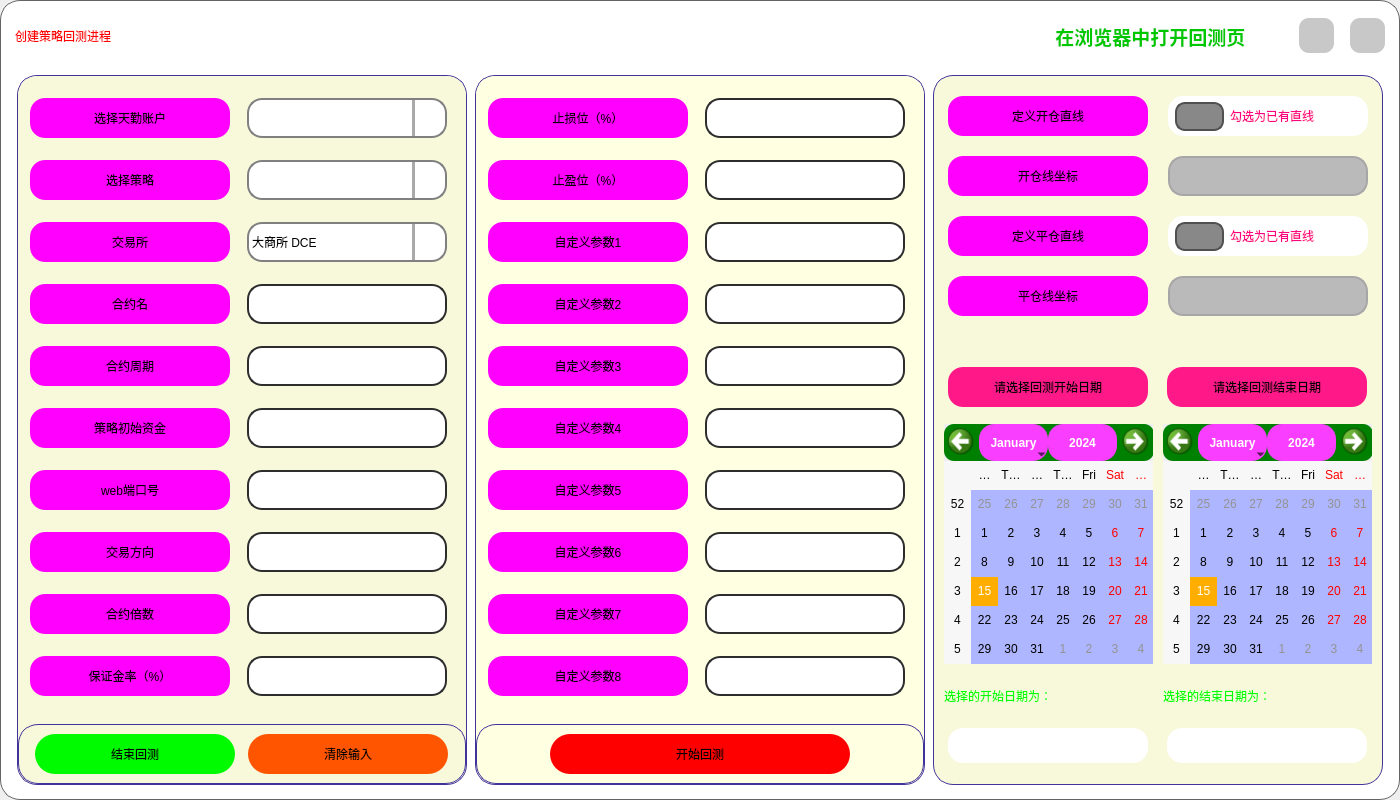
This is UI/CreateBackTestProcess_light.ui in shiyindebcd/ProcessTrader as Qt 5 draws it before an edit. The edited form follows.
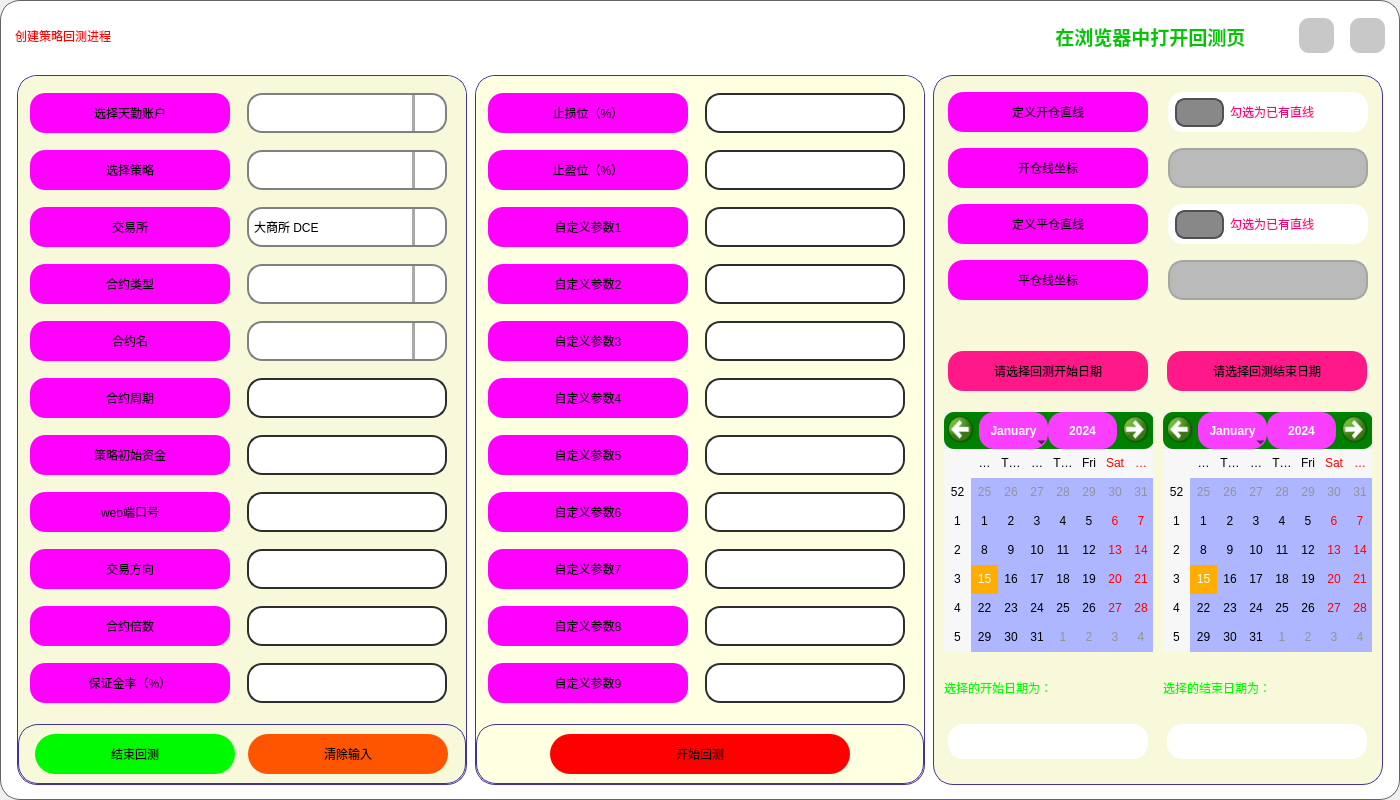
This is the edited form. Icons and pictures are not drawn.

Diff of the .ui file:
```diff
--- a/UI/CreateBackTestProcess_light.ui
+++ b/UI/CreateBackTestProcess_light.ui
@@ -631,6 +631,44 @@
                     </property>
                    </widget>
                   </item>
+                  <item>
+                   <widget class="QLabel" name="label_5">
+                    <property name="minimumSize">
+                     <size>
+                      <width>200</width>
+                      <height>40</height>
+                     </size>
+                    </property>
+                    <property name="maximumSize">
+                     <size>
+                      <width>200</width>
+                      <height>40</height>
+                     </size>
+                    </property>
+                    <property name="styleSheet">
+                     <string notr="true">QLabel {
+	font: 700 18pt &quot;等线&quot;;
+	background-color: rgb(255, 0, 255);
+	border-radius: 15px;
+}
+
+QLabel:hover{
+	border: 3px solid rgb(0, 255, 0);
+}
+QLabel:disabled{
+	color: rgb(0, 0, 0);
+	border-color: rgb(166, 166, 166);
+    background-color: rgb(186, 186, 186);
+}</string>
+                    </property>
+                    <property name="text">
+                     <string>合约类型</string>
+                    </property>
+                    <property name="alignment">
+                     <set>Qt::AlignCenter</set>
+                    </property>
+                   </widget>
+                  </item>
                   <item>
                    <widget class="QLabel" name="label_symbol">
                     <property name="minimumSize">
@@ -985,7 +1023,7 @@
 QComboBox {
     border: 2px solid gray;   /* 边框 */
     border-radius: 15px;   /* 圆角 */
-    padding: 1px 18px 1px 3px;   /* 字体填衬 */
+    padding: 1px 1px 1px 5px;   /* 字体填衬 */
     color: rgb(0, 0, 0);    
 	font: 700 14pt &quot;等线&quot;;    
 	background-color: rgb(255, 255, 255);
@@ -993,17 +1031,29 @@
 
 /* 下拉后，整个下拉窗体样式 */
 QComboBox QAbstractItemView {
-    
-    border: 1px solid yellow;   /* 整个下拉窗体的边框 */
-    color: black;
-	border-radius: 3px;
-    background-color: rgb(225, 225, 225);   /* 整个下拉窗体的背景色 */
-    selection-background-color: lightgreen;   /* 整个下拉窗体被选中项的背景色 */
+    border: 1px solid rgb(65, 51, 156);   /* 整个下拉窗体的边框 */
+    color: rgb(0, 0, 0);
+	border-radius: 0px;
+    background-color: rgb(255, 255, 240);   /* 整个下拉窗体的背景色 */
+}
+QComboBox QAbstractItemView::item {
+	border:none;
+    height: 35px; 
+}
+QComboBox QAbstractItemView::item:hover{
+	border: none;	
+	color: rgb(255, 0, 0);
+	background-color: rgb(65, 49, 188);
+
+}
+QComboBox QAbstractItemView::item:selected{
+	color: rgb(0, 0, 0);
+	border: none;
 }
 /* 下拉箭头样式 */
  QComboBox::down-arrow {
 	image: url(:/icon/icons/双下拉箭头.svg);
-	width: 30px; /* 下拉箭头的宽度（建议与下拉框drop-down的宽度一致） */ 
+	width: 20px; /* 下拉箭头的宽度（建议与下拉框drop-down的宽度一致） */ 
 	background: rgb(255, 255, 255); /* 下拉箭头的的背景色 */ 
 	padding: 0px 0px 0px 0px; /* 上内边距、右内边距、下内边距、左内边距 */
  } 
@@ -1023,11 +1073,59 @@
 QComboBox:hover {
 	border: 3px solid rgb(255, 85, 0);
 }
-QComboBox:disabled{
-	color: rgb(0, 0, 0);
-	border-color: rgb(166, 166, 166);
-    background-color: rgb(186, 186, 186);
-}</string>
+
+
+
+
+
+/*右边的滑动条*/
+ QScrollBar:vertical {
+	border: none;
+    background: transparent;
+    width: 8px;
+    margin: 17px 0 17px 0;
+	border-radius: 0px;
+ }
+ QScrollBar::handle:vertical {	
+	background:rgba(249, 83, 255, 170);
+    min-height: 30px;
+	border-radius: 0px
+ }
+/*
+滑块悬浮，按下*/
+QScrollBar::handle:hover:vertical,QScrollBar::handle:pressed:vertical{
+background:rgb(150, 0, 150);
+}
+ QScrollBar::add-line:vertical {
+     border: none;
+	background-color: transparent;
+     height: 15px;
+	border-bottom-left-radius: 0px;
+    border-bottom-right-radius: 0px;
+     subcontrol-position: bottom;
+     subcontrol-origin: margin;
+ }
+ QScrollBar::sub-line:vertical {
+	border: none;
+	background-color: transparent;
+     height: 15px;
+	border-top-left-radius: 0px;
+    border-top-right-radius: 0px;
+     subcontrol-position: top;
+     subcontrol-origin: margin;
+ }
+ QScrollBar::up-arrow:vertical, QScrollBar::down-arrow:vertical {
+     background: transparent;
+ }
+
+ QScrollBar::add-page:vertical, QScrollBar::sub-page:vertical {
+     background: transparent;
+ }
+QScrollBar::add-line:vertical:pressed, QScrollBar::sub-line:vertical:pressed
+{	
+	background-color: transparent;
+}
+</string>
                     </property>
                    </widget>
                   </item>
@@ -1050,7 +1148,7 @@
 QComboBox {
     border: 2px solid gray;   /* 边框 */
     border-radius: 15px;   /* 圆角 */
-    padding: 1px 18px 1px 3px;   /* 字体填衬 */
+    padding: 1px 1px 1px 5px;   /* 字体填衬 */
     color: rgb(0, 0, 0);    
 	font: 700 14pt &quot;等线&quot;;    
 	background-color: rgb(255, 255, 255);
@@ -1058,17 +1156,29 @@
 
 /* 下拉后，整个下拉窗体样式 */
 QComboBox QAbstractItemView {
-    
-    border: 1px solid yellow;   /* 整个下拉窗体的边框 */
-    color: black;
-	border-radius: 3px;
-    background-color: rgb(225, 225, 225);   /* 整个下拉窗体的背景色 */
-    selection-background-color: lightgreen;   /* 整个下拉窗体被选中项的背景色 */
+    border: 1px solid rgb(65, 51, 156);   /* 整个下拉窗体的边框 */
+    color: rgb(0, 0, 0);
+	border-radius: 0px;
+    background-color: rgb(255, 255, 240);   /* 整个下拉窗体的背景色 */
+}
+QComboBox QAbstractItemView::item {
+	border:none;
+    height: 35px; 
+}
+QComboBox QAbstractItemView::item:hover{
+	border: none;	
+	color: rgb(255, 0, 0);
+	background-color: rgb(65, 49, 188);
+
+}
+QComboBox QAbstractItemView::item:selected{
+	color: rgb(0, 0, 0);
+	border: none;
 }
 /* 下拉箭头样式 */
  QComboBox::down-arrow {
 	image: url(:/icon/icons/双下拉箭头.svg);
-	width: 30px; /* 下拉箭头的宽度（建议与下拉框drop-down的宽度一致） */ 
+	width: 20px; /* 下拉箭头的宽度（建议与下拉框drop-down的宽度一致） */ 
 	background: rgb(255, 255, 255); /* 下拉箭头的的背景色 */ 
 	padding: 0px 0px 0px 0px; /* 上内边距、右内边距、下内边距、左内边距 */
  } 
@@ -1088,11 +1198,59 @@
 QComboBox:hover {
 	border: 3px solid rgb(255, 85, 0);
 }
-QComboBox:disabled{
-	color: rgb(0, 0, 0);
-	border-color: rgb(166, 166, 166);
-    background-color: rgb(186, 186, 186);
-}</string>
+
+
+
+
+
+/*右边的滑动条*/
+ QScrollBar:vertical {
+	border: none;
+    background: transparent;
+    width: 8px;
+    margin: 17px 0 17px 0;
+	border-radius: 0px;
+ }
+ QScrollBar::handle:vertical {	
+	background:rgba(249, 83, 255, 170);
+    min-height: 30px;
+	border-radius: 0px
+ }
+/*
+滑块悬浮，按下*/
+QScrollBar::handle:hover:vertical,QScrollBar::handle:pressed:vertical{
+background:rgb(150, 0, 150);
+}
+ QScrollBar::add-line:vertical {
+     border: none;
+	background-color: transparent;
+     height: 15px;
+	border-bottom-left-radius: 0px;
+    border-bottom-right-radius: 0px;
+     subcontrol-position: bottom;
+     subcontrol-origin: margin;
+ }
+ QScrollBar::sub-line:vertical {
+	border: none;
+	background-color: transparent;
+     height: 15px;
+	border-top-left-radius: 0px;
+    border-top-right-radius: 0px;
+     subcontrol-position: top;
+     subcontrol-origin: margin;
+ }
+ QScrollBar::up-arrow:vertical, QScrollBar::down-arrow:vertical {
+     background: transparent;
+ }
+
+ QScrollBar::add-page:vertical, QScrollBar::sub-page:vertical {
+     background: transparent;
+ }
+QScrollBar::add-line:vertical:pressed, QScrollBar::sub-line:vertical:pressed
+{	
+	background-color: transparent;
+}
+</string>
                     </property>
                    </widget>
                   </item>
@@ -1115,7 +1273,7 @@
 QComboBox {
     border: 2px solid gray;   /* 边框 */
     border-radius: 15px;   /* 圆角 */
-    padding: 1px 18px 1px 3px;   /* 字体填衬 */
+    padding: 1px 1px 1px 5px;   /* 字体填衬 */
     color: rgb(0, 0, 0);    
 	font: 700 14pt &quot;等线&quot;;    
 	background-color: rgb(255, 255, 255);
@@ -1123,17 +1281,29 @@
 
 /* 下拉后，整个下拉窗体样式 */
 QComboBox QAbstractItemView {
-    
-    border: 1px solid yellow;   /* 整个下拉窗体的边框 */
-    color: black;
-	border-radius: 3px;
-    background-color: rgb(225, 225, 225);   /* 整个下拉窗体的背景色 */
-    selection-background-color: lightgreen;   /* 整个下拉窗体被选中项的背景色 */
+    border: 1px solid rgb(65, 51, 156);   /* 整个下拉窗体的边框 */
+    color: rgb(0, 0, 0);
+	border-radius: 0px;
+    background-color: rgb(255, 255, 240);   /* 整个下拉窗体的背景色 */
+}
+QComboBox QAbstractItemView::item {
+	border:none;
+    height: 35px; 
+}
+QComboBox QAbstractItemView::item:hover{
+	border: none;	
+	color: rgb(255, 0, 0);
+	background-color: rgb(65, 49, 188);
+
+}
+QComboBox QAbstractItemView::item:selected{
+	color: rgb(0, 0, 0);
+	border: none;
 }
 /* 下拉箭头样式 */
  QComboBox::down-arrow {
 	image: url(:/icon/icons/双下拉箭头.svg);
-	width: 30px; /* 下拉箭头的宽度（建议与下拉框drop-down的宽度一致） */ 
+	width: 20px; /* 下拉箭头的宽度（建议与下拉框drop-down的宽度一致） */ 
 	background: rgb(255, 255, 255); /* 下拉箭头的的背景色 */ 
 	padding: 0px 0px 0px 0px; /* 上内边距、右内边距、下内边距、左内边距 */
  } 
@@ -1153,11 +1323,59 @@
 QComboBox:hover {
 	border: 3px solid rgb(255, 85, 0);
 }
-QComboBox:disabled{
-	color: rgb(0, 0, 0);
-	border-color: rgb(166, 166, 166);
-    background-color: rgb(186, 186, 186);
-}</string>
+
+
+
+
+
+/*右边的滑动条*/
+ QScrollBar:vertical {
+	border: none;
+    background: transparent;
+    width: 8px;
+    margin: 17px 0 17px 0;
+	border-radius: 0px;
+ }
+ QScrollBar::handle:vertical {	
+	background:rgba(249, 83, 255, 170);
+    min-height: 30px;
+	border-radius: 0px
+ }
+/*
+滑块悬浮，按下*/
+QScrollBar::handle:hover:vertical,QScrollBar::handle:pressed:vertical{
+background:rgb(150, 0, 150);
+}
+ QScrollBar::add-line:vertical {
+     border: none;
+	background-color: transparent;
+     height: 15px;
+	border-bottom-left-radius: 0px;
+    border-bottom-right-radius: 0px;
+     subcontrol-position: bottom;
+     subcontrol-origin: margin;
+ }
+ QScrollBar::sub-line:vertical {
+	border: none;
+	background-color: transparent;
+     height: 15px;
+	border-top-left-radius: 0px;
+    border-top-right-radius: 0px;
+     subcontrol-position: top;
+     subcontrol-origin: margin;
+ }
+ QScrollBar::up-arrow:vertical, QScrollBar::down-arrow:vertical {
+     background: transparent;
+ }
+
+ QScrollBar::add-page:vertical, QScrollBar::sub-page:vertical {
+     background: transparent;
+ }
+QScrollBar::add-line:vertical:pressed, QScrollBar::sub-line:vertical:pressed
+{	
+	background-color: transparent;
+}
+</string>
                     </property>
                     <property name="frame">
                      <bool>true</bool>
@@ -1193,7 +1411,7 @@
                    </widget>
                   </item>
                   <item>
-                   <widget class="QLineEdit" name="symbol">
+                   <widget class="QComboBox" name="comboBox_contract_type">
                     <property name="minimumSize">
                      <size>
                       <width>200</width>
@@ -1207,26 +1425,270 @@
                      </size>
                     </property>
                     <property name="styleSheet">
-                     <string notr="true">QLineEdit {
-	border: 2px solid rgb(45, 45, 45);
-	border-radius: 15px;
-	padding: 5px;
-	background-color: rgb(255, 255, 255);	
+                     <string notr="true">/* 未下拉时，QComboBox的样式 */
+QComboBox {
+    border: 2px solid gray;   /* 边框 */
+    border-radius: 15px;   /* 圆角 */
+    padding: 1px 1px 1px 5px;   /* 字体填衬 */
+    color: rgb(0, 0, 0);    
+	font: 700 14pt &quot;等线&quot;;    
+	background-color: rgb(255, 255, 255);
+}
+
+/* 下拉后，整个下拉窗体样式 */
+QComboBox QAbstractItemView {
+    border: 1px solid rgb(65, 51, 156);   /* 整个下拉窗体的边框 */
+    color: rgb(0, 0, 0);
+	border-radius: 0px;
+    background-color: rgb(255, 255, 240);   /* 整个下拉窗体的背景色 */
+}
+QComboBox QAbstractItemView::item {
+	border:none;
+    height: 35px; 
+}
+QComboBox QAbstractItemView::item:hover{
+	border: none;	
+	color: rgb(255, 0, 0);
+	background-color: rgb(65, 49, 188);
+
+}
+QComboBox QAbstractItemView::item:selected{
 	color: rgb(0, 0, 0);
-	font: 700 18pt &quot;等线&quot;;
+	border: none;
 }
-QLineEdit:hover {
-	border: 3px solid rgb(255, 85, 0);
+/* 下拉箭头样式 */
+ QComboBox::down-arrow {
+	image: url(:/icon/icons/双下拉箭头.svg);
+	width: 20px; /* 下拉箭头的宽度（建议与下拉框drop-down的宽度一致） */ 
+	background: rgb(255, 255, 255); /* 下拉箭头的的背景色 */ 
+	padding: 0px 0px 0px 0px; /* 上内边距、右内边距、下内边距、左内边距 */
+ } 
+
+/* 下拉框样式 */
+QComboBox::drop-down {
+   /* subcontrol-origin: padding;   /* 子控件在父元素中的原点矩形。如果未指定此属性，则默认为padding。 */
+   /* subcontrol-position: top right;   /* 下拉框的位置（右上） */
+    width: 30px;   /* 下拉框的宽度 */
+
+    border-left-width: 3px;   /* 下拉框的左边界线宽度 */
+    border-left-color: darkgray;   /* 下拉框的左边界线颜色 */
+    border-left-style: solid;   /* 下拉框的左边界线为实线 */
+    border-top-right-radius: 10px;   /* 下拉框的右上边界线的圆角半径（应和整个QComboBox右上边界线的圆角半径一致） */
+    border-bottom-right-radius: 10px;   /* 同上 */
 }
 QLineEdit:focus {
 	border: 3px solid rgb(255, 85, 0);
+}
+
+
+
+
+
+/*右边的滑动条*/
+ QScrollBar:vertical {
+	border: none;
+    background: transparent;
+    width: 8px;
+    margin: 17px 0 17px 0;
+	border-radius: 0px;
+ }
+ QScrollBar::handle:vertical {	
+	background:rgba(249, 83, 255, 170);
+    min-height: 30px;
+	border-radius: 0px
+ }
+/*
+滑块悬浮，按下*/
+QScrollBar::handle:hover:vertical,QScrollBar::handle:pressed:vertical{
+background:rgb(150, 0, 150);
+}
+ QScrollBar::add-line:vertical {
+     border: none;
+	background-color: transparent;
+     height: 15px;
+	border-bottom-left-radius: 0px;
+    border-bottom-right-radius: 0px;
+     subcontrol-position: bottom;
+     subcontrol-origin: margin;
+ }
+ QScrollBar::sub-line:vertical {
+	border: none;
+	background-color: transparent;
+     height: 15px;
+	border-top-left-radius: 0px;
+    border-top-right-radius: 0px;
+     subcontrol-position: top;
+     subcontrol-origin: margin;
+ }
+ QScrollBar::up-arrow:vertical, QScrollBar::down-arrow:vertical {
+     background: transparent;
+ }
+
+ QScrollBar::add-page:vertical, QScrollBar::sub-page:vertical {
+     background: transparent;
+ }
+QScrollBar::add-line:vertical:pressed, QScrollBar::sub-line:vertical:pressed
+{	
+	background-color: transparent;
+}
+</string>
+                    </property>
+                    <property name="currentIndex">
+                     <number>-1</number>
+                    </property>
+                    <item>
+                     <property name="text">
+                      <string>主力合约 Main</string>
+                     </property>
+                    </item>
+                    <item>
+                     <property name="text">
+                      <string>所有合约 Future</string>
+                     </property>
+                    </item>
+                    <item>
+                     <property name="text">
+                      <string>主力连续 Cont</string>
+                     </property>
+                    </item>
+                    <item>
+                     <property name="text">
+                      <string>合约指数 Index</string>
+                     </property>
+                    </item>
+                    <item>
+                     <property name="text">
+                      <string>期权合约 Option</string>
+                     </property>
+                    </item>
+                   </widget>
+                  </item>
+                  <item>
+                   <widget class="QComboBox" name="comboBox_symbol">
+                    <property name="minimumSize">
+                     <size>
+                      <width>200</width>
+                      <height>40</height>
+                     </size>
+                    </property>
+                    <property name="maximumSize">
+                     <size>
+                      <width>200</width>
+                      <height>40</height>
+                     </size>
+                    </property>
+                    <property name="styleSheet">
+                     <string notr="true">/* 未下拉时，QComboBox的样式 */
+QComboBox {
+    border: 2px solid gray;   /* 边框 */
+    border-radius: 15px;   /* 圆角 */
+    padding: 1px 1px 1px 5px;   /* 字体填衬 */
+    color: rgb(0, 0, 0);    
+	font: 700 14pt &quot;等线&quot;;    
+	background-color: rgb(255, 255, 255);
+}
+
+/* 下拉后，整个下拉窗体样式 */
+QComboBox QAbstractItemView {
+    border: 1px solid rgb(65, 51, 156);   /* 整个下拉窗体的边框 */
+    color: rgb(0, 0, 0);
+	border-radius: 0px;
+    background-color: rgb(255, 255, 240);   /* 整个下拉窗体的背景色 */
+}
+QComboBox QAbstractItemView::item {
+	border:none;
+    height: 35px; 
+}
+QComboBox QAbstractItemView::item:hover{
+	border: none;	
 	color: rgb(255, 0, 0);
 }
-QLineEdit:disabled{
+QComboBox QAbstractItemView::item:selected{
 	color: rgb(0, 0, 0);
-	border-color: rgb(166, 166, 166);
-    background-color: rgb(186, 186, 186);
-}</string>
+	border: none;
+}
+/* 下拉箭头样式 */
+ QComboBox::down-arrow {
+	image: url(:/icon/icons/双下拉箭头.svg);
+	width: 20px; /* 下拉箭头的宽度（建议与下拉框drop-down的宽度一致） */ 
+	background: rgb(255, 255, 255); /* 下拉箭头的的背景色 */ 
+	padding: 0px 0px 0px 0px; /* 上内边距、右内边距、下内边距、左内边距 */
+ } 
+
+/* 下拉框样式 */
+QComboBox::drop-down {
+   /* subcontrol-origin: padding;   /* 子控件在父元素中的原点矩形。如果未指定此属性，则默认为padding。 */
+   /* subcontrol-position: top right;   /* 下拉框的位置（右上） */
+    width: 30px;   /* 下拉框的宽度 */
+
+    border-left-width: 3px;   /* 下拉框的左边界线宽度 */
+    border-left-color: darkgray;   /* 下拉框的左边界线颜色 */
+    border-left-style: solid;   /* 下拉框的左边界线为实线 */
+    border-top-right-radius: 10px;   /* 下拉框的右上边界线的圆角半径（应和整个QComboBox右上边界线的圆角半径一致） */
+    border-bottom-right-radius: 10px;   /* 同上 */
+}
+QComboBox:hover {
+	border: 3px solid rgb(255, 85, 0);
+}
+
+
+
+
+
+/*右边的滑动条*/
+ QScrollBar:vertical {
+	border: none;
+    background: transparent;
+    width: 8px;
+    margin: 17px 0 17px 0;
+	border-radius: 0px;
+ }
+ QScrollBar::handle:vertical {	
+	background:rgba(249, 83, 255, 170);
+    min-height: 30px;
+	border-radius: 0px
+ }
+/*
+滑块悬浮，按下*/
+QScrollBar::handle:hover:vertical,QScrollBar::handle:pressed:vertical{
+background:rgb(150, 0, 150);
+}
+ QScrollBar::add-line:vertical {
+     border: none;
+	background-color: transparent;
+     height: 15px;
+	border-bottom-left-radius: 0px;
+    border-bottom-right-radius: 0px;
+     subcontrol-position: bottom;
+     subcontrol-origin: margin;
+ }
+ QScrollBar::sub-line:vertical {
+	border: none;
+	background-color: transparent;
+     height: 15px;
+	border-top-left-radius: 0px;
+    border-top-right-radius: 0px;
+     subcontrol-position: top;
+     subcontrol-origin: margin;
+ }
+ QScrollBar::up-arrow:vertical, QScrollBar::down-arrow:vertical {
+     background: transparent;
+ }
+
+ QScrollBar::add-page:vertical, QScrollBar::sub-page:vertical {
+     background: transparent;
+ }
+QScrollBar::add-line:vertical:pressed, QScrollBar::sub-line:vertical:pressed
+{	
+	background-color: transparent;
+}
+</string>
+                    </property>
+                    <property name="editable">
+                     <bool>true</bool>
+                    </property>
+                    <property name="maxVisibleItems">
+                     <number>20</number>
                     </property>
                    </widget>
                   </item>
@@ -2100,6 +2562,44 @@
                     </property>
                    </widget>
                   </item>
+                  <item>
+                   <widget class="QLabel" name="label_Customized_parameters9">
+                    <property name="minimumSize">
+                     <size>
+                      <width>200</width>
+                      <height>40</height>
+                     </size>
+                    </property>
+                    <property name="maximumSize">
+                     <size>
+                      <width>200</width>
+                      <height>40</height>
+                     </size>
+                    </property>
+                    <property name="styleSheet">
+                     <string notr="true">QLabel {
+	font: 700 18pt &quot;等线&quot;;
+	background-color: rgb(255, 0, 255);
+	border-radius: 15px;
+}
+
+QLabel:hover{
+	border: 3px solid rgb(0, 255, 0);
+}
+QLabel:disabled{
+	color: rgb(0, 0, 0);
+	border-color: rgb(166, 166, 166);
+    background-color: rgb(186, 186, 186);
+}</string>
+                    </property>
+                    <property name="text">
+                     <string>自定义参数9</string>
+                    </property>
+                    <property name="alignment">
+                     <set>Qt::AlignCenter</set>
+                    </property>
+                   </widget>
+                  </item>
                  </layout>
                 </widget>
                </item>
@@ -2534,6 +3034,44 @@
                     </property>
                    </widget>
                   </item>
+                  <item>
+                   <widget class="QLineEdit" name="Customized_parameters9">
+                    <property name="minimumSize">
+                     <size>
+                      <width>200</width>
+                      <height>40</height>
+                     </size>
+                    </property>
+                    <property name="maximumSize">
+                     <size>
+                      <width>200</width>
+                      <height>40</height>
+                     </size>
+                    </property>
+                    <property name="styleSheet">
+                     <string notr="true">QLineEdit {
+	border: 2px solid rgb(45, 45, 45);
+	border-radius: 15px;
+	padding: 5px;
+	background-color: rgb(255, 255, 255);	
+	color: rgb(0, 0, 0);
+	font: 700 18pt &quot;等线&quot;;
+}
+QLineEdit:hover {
+	border: 3px solid rgb(255, 85, 0);
+}
+QLineEdit:focus {
+	border: 3px solid rgb(255, 85, 0);
+	color: rgb(255, 0, 0);
+}
+QLineEdit:disabled{
+	color: rgb(0, 0, 0);
+	border-color: rgb(166, 166, 166);
+    background-color: rgb(186, 186, 186);
+}</string>
+                    </property>
+                   </widget>
+                  </item>
                  </layout>
                 </widget>
                </item>
@@ -2662,13 +3200,13 @@
               <property name="minimumSize">
                <size>
                 <width>0</width>
-                <height>250</height>
+                <height>240</height>
                </size>
               </property>
               <property name="maximumSize">
                <size>
                 <width>16777215</width>
-                <height>260</height>
+                <height>240</height>
                </size>
               </property>
               <property name="styleSheet">
```
Left out of the diff: 8 changed lines with no effect on the pictures.
